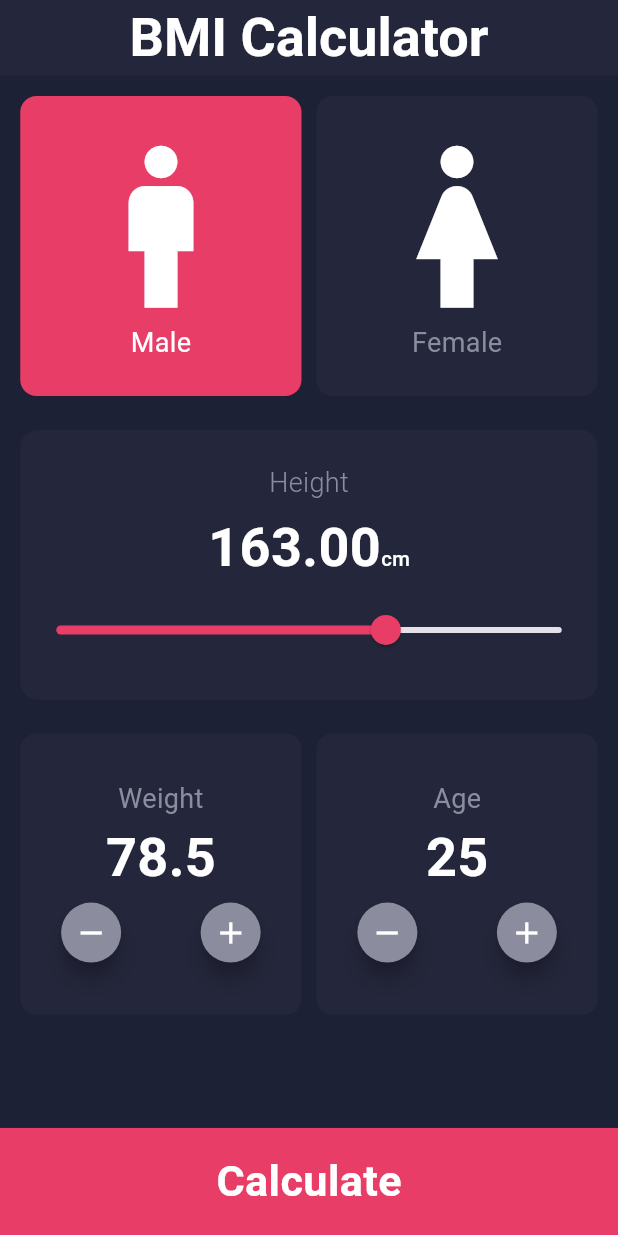
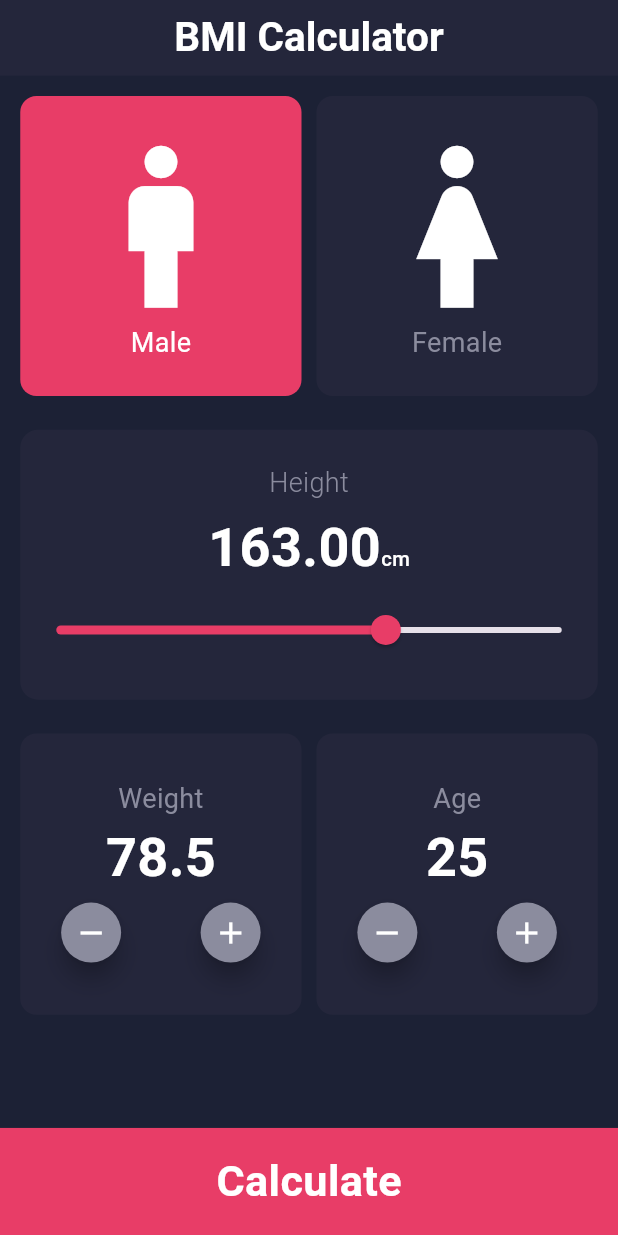
Before and after one commit to Mohammad2305/bmi, a Flutter app: the screen it shows after launch, after a tap on the "remove" icon, after a tap on the "add" icon, on a phone screen of 412 x 824 dp. Run offline on Flutter 3.47's test engine with Material 3 defaults, Android fonts, the phone set to English and light mode, and no system bars; our stand-ins replace bloc, flutter_bloc, flutter_screenutil.

Commit message:
use state management (cubit) and delete setState

```diff
--- a/lib/bmi_app.dart
+++ b/lib/bmi_app.dart
@@ -1,5 +1,7 @@
+import 'package:bmi_app/features/person_info/presentation/cubits/person_info_cubit.dart';
 import 'package:bmi_app/features/person_info/presentation/person_info_screen.dart';
 import 'package:flutter/material.dart';
+import 'package:flutter_bloc/flutter_bloc.dart';
 import 'package:flutter_screenutil/flutter_screenutil.dart';
 
 class BmiApp extends StatelessWidget {
@@ -13,7 +15,10 @@ class BmiApp extends StatelessWidget {
       splitScreenMode: true,
       child: MaterialApp(
         debugShowCheckedModeBanner: false,
-        home: PersonInfoScreen(),
+        home: BlocProvider(
+          create: (context)=>PersonInfoCubit(),
+          child: PersonInfoScreen(),
+        ),
       ),
     );
   }
--- a/lib/cores/shared/themes/text_styles.dart
+++ b/lib/cores/shared/themes/text_styles.dart
@@ -4,7 +4,7 @@ import 'package:flutter_screenutil/flutter_screenutil.dart';
 
 class AppTextStyles{
   static TextStyle? titleAppBar = TextStyle(
-    fontSize: 40.sp,
+    fontSize: 30.sp,
     fontWeight: FontWeight.w600,
     color: Colors.white,
   );
--- /dev/null
+++ b/lib/features/person_info/presentation/cubits/person_info_cubit.dart
@@ -0,0 +1,37 @@
+import 'package:bloc/bloc.dart';
+import 'package:meta/meta.dart';
+part 'person_info_state.dart';
+
+class PersonInfoCubit extends Cubit<PersonInfoState> {
+  PersonInfoCubit() : super(PersonInfoInitial());
+
+  // change gender
+  bool isMale = true;
+  int activeIndex = 0;
+  void changeGender(int index){
+    if(activeIndex!=index){
+      isMale = !isMale;
+    }
+    activeIndex = index ;
+    emit(ChangeGenderState());
+  }
+
+  // change height
+  double height = 163;
+  void changeHeight(double value){
+    height = value;
+    emit(ChangeHeightState());
+  }
+
+  // change weight and age
+  double weight = 78.5;
+  int age = 25;
+  void minusUnit(int index){
+    index==0 ? (weight>0 ? weight-=0.1 : null) : (age>0 ? age-- : null);
+    emit(ChangeUnitsState());
+  }
+  void addUnits(int index){
+    index==0 ? weight+=0.1 : age++;
+    emit(ChangeUnitsState());
+  }
+}
--- /dev/null
+++ b/lib/features/person_info/presentation/cubits/person_info_state.dart
@@ -0,0 +1,12 @@
+part of 'person_info_cubit.dart';
+
+@immutable
+abstract class PersonInfoState {}
+
+class PersonInfoInitial extends PersonInfoState {}
+
+class ChangeGenderState extends PersonInfoState {}
+
+class ChangeHeightState extends PersonInfoState {}
+
+class ChangeUnitsState extends PersonInfoState {}
--- a/lib/features/person_info/presentation/ui/parts/gender_part.dart
+++ b/lib/features/person_info/presentation/ui/parts/gender_part.dart
@@ -1,24 +1,19 @@
+import 'package:bmi_app/features/person_info/presentation/cubits/person_info_cubit.dart';
 import 'package:flutter/material.dart';
+import 'package:flutter_bloc/flutter_bloc.dart';
 import 'package:flutter_screenutil/flutter_screenutil.dart';
 import '../../../data/cores/models/classes/user.dart';
 import '../../../data/cores/models/values/gender_list.dart';
 import '../widgets/gender_button_container.dart';
 
-class GenderPart extends StatefulWidget {
+class GenderPart extends StatelessWidget {
   final User user;
   const GenderPart({super.key, required this.user,});
 
   @override
-  State<GenderPart> createState() => _GenderPartState();
-}
-
-class _GenderPartState extends State<GenderPart> {
-  bool isMale = true;
-  int activeIndex = 0;
-
-  @override
   Widget build(BuildContext context) {
-    widget.user.gender = isMale?"Male":"Female";
+    return BlocBuilder<PersonInfoCubit,PersonInfoState>(
+        builder: (context, state) {
           return GridView.builder(
             shrinkWrap: true,
             physics: NeverScrollableScrollPhysics(),
@@ -30,19 +25,17 @@ class _GenderPartState extends State<GenderPart> {
             ),
             itemCount: genders.length,
             itemBuilder: (context, index) {
+              user.gender = context.read<PersonInfoCubit>().isMale?"Male":"Female";
               return GenderButtonContainer(
-          isMale: index == 0 ? isMale : !isMale,
+                isMale: index == 0 ? context.read<PersonInfoCubit>().isMale : !context.read<PersonInfoCubit>().isMale,
                 index: index,
                 onTap: () {
-            setState(() {
-              if(activeIndex!=index){
-                isMale = !isMale;
-              }
-              activeIndex = index ;
-            });
+                  context.read<PersonInfoCubit>().changeGender(index);
                 },
               );
             },
           );
         }
+    );
   }
+}
--- a/lib/features/person_info/presentation/ui/parts/height_picker_part.dart
+++ b/lib/features/person_info/presentation/ui/parts/height_picker_part.dart
@@ -1,30 +1,24 @@
 import 'package:bmi_app/cores/shared/themes/box_decoration.dart';
+import 'package:bmi_app/features/person_info/presentation/cubits/person_info_cubit.dart';
 import 'package:flutter/material.dart';
+import 'package:flutter_bloc/flutter_bloc.dart';
 import 'package:flutter_screenutil/flutter_screenutil.dart';
 import '../../../../../cores/shared/constants/colors.dart';
 import '../../../../../cores/shared/themes/text_styles.dart';
 import '../../../data/cores/models/classes/user.dart';
 
-class HeightPickerPart extends StatefulWidget {
+class HeightPickerPart extends StatelessWidget {
   final User user;
-
   const HeightPickerPart({super.key, required this.user});
 
   @override
-  State<HeightPickerPart> createState() => _HeightPickerPartState();
-}
-
-class _HeightPickerPartState extends State<HeightPickerPart> {
-  double height = 163;
-
-  @override
   Widget build(BuildContext context) {
-    widget.user.height = height;
-
     return Container(
       padding: EdgeInsets.symmetric(vertical: 25.h),
       decoration: AppBoxDecoration.generalContainer,
-      child: Column(
+      child: BlocBuilder<PersonInfoCubit,PersonInfoState>(
+          builder: (context, state) {
+            return Column(
               spacing: 5.h,
               children: [
                 Text("Height", style: AppTextStyles.heightPickerTitle),
@@ -32,7 +26,7 @@ class _HeightPickerPartState extends State<HeightPickerPart> {
                   TextSpan(
                     children: [
                       TextSpan(
-                  text: height.toStringAsFixed(2),
+                        text: context.read<PersonInfoCubit>().height.toStringAsFixed(2),
                         style: AppTextStyles.heightInfo,
                       ),
                       TextSpan(text: "cm", style: AppTextStyles.heightUnit),
@@ -42,15 +36,16 @@ class _HeightPickerPartState extends State<HeightPickerPart> {
                 Slider(
                   min: 0,
                   max: 250,
-            value: height,
+                  value: context.read<PersonInfoCubit>().height,
                   onChanged: (value) {
-              setState(() {
-                height = value;
-              });
+                    user.height = context.read<PersonInfoCubit>().height;
+                    context.read<PersonInfoCubit>().changeHeight(value);
                   },
                   activeColor: AppColors.buttonNavColor,
                 ),
               ],
+            );
+          }
       ),
     );
   }
--- a/lib/features/person_info/presentation/ui/parts/unit_info_part.dart
+++ b/lib/features/person_info/presentation/ui/parts/unit_info_part.dart
@@ -1,27 +1,18 @@
+import 'package:bmi_app/features/person_info/presentation/cubits/person_info_cubit.dart';
 import 'package:flutter/material.dart';
+import 'package:flutter_bloc/flutter_bloc.dart';
 import 'package:flutter_screenutil/flutter_screenutil.dart';
 import '../../../data/cores/models/classes/user.dart';
 import '../../../data/cores/models/values/gender_list.dart';
 import '../../../data/cores/models/values/unit_info_title_list.dart';
 import '../widgets/unit_info.dart';
 
-class UnitInfoPart extends StatefulWidget {
+class UnitInfoPart extends StatelessWidget {
   final User user;
   const UnitInfoPart({super.key, required this.user});
 
   @override
-  State<UnitInfoPart> createState() => _UnitInfoPartState();
-}
-
-class _UnitInfoPartState extends State<UnitInfoPart> {
-  double weight = 78.5;
-  int age = 25;
-
-  @override
   Widget build(BuildContext context) {
-    widget.user.weight = weight;
-    widget.user.age = age;
-
     return GridView.builder(
       shrinkWrap: true,
       physics: NeverScrollableScrollPhysics(),
@@ -32,19 +23,23 @@ class _UnitInfoPartState extends State<UnitInfoPart> {
       ),
       itemCount: genders.length,
       itemBuilder: (context, index) {
+        user.weight = context.read<PersonInfoCubit>().weight;
+        user.age = context.read<PersonInfoCubit>().age;
+        return BlocBuilder<PersonInfoCubit,PersonInfoState>(
+          builder: (context, state) {
             return UnitInfo(
               title: unitTitleList[index],
-          info: index==0 ? weight.toStringAsFixed(1): age.toString(),
+              info: index==0
+                  ? context.read<PersonInfoCubit>().weight.toStringAsFixed(1)
+                  : context.read<PersonInfoCubit>().age.toString(),
               minusOnTap: () {
-            setState(() {
-              index==0 ? (weight>0 ? weight-=0.1 : null) : (age>0 ? age-- : null);
-            });
+                context.read<PersonInfoCubit>().minusUnit(index);
               },
               addOnTap: () {
-            setState(() {
-              index==0 ? weight+=0.1 : age++;
-            });
+                context.read<PersonInfoCubit>().addUnits(index);
               },
+            );
+          }
         );
       },
     );
--- a/lib/features/person_result/presentation/ui/sections/person_result_body.dart
+++ b/lib/features/person_result/presentation/ui/sections/person_result_body.dart
@@ -33,7 +33,7 @@ class PersonResultBody extends StatelessWidget {
                 ],
               ),
             ),
-          )
+          ),
         ],
       ),
     );
--- a/lib/main.dart
+++ b/lib/main.dart
@@ -1,8 +1,8 @@
 import 'package:bmi_app/bmi_app.dart';
 import 'package:flutter/material.dart';
+import 'package:flutter_screenutil/flutter_screenutil.dart';
 
-void main() {
-  runApp(
-    const BmiApp()
-  );
+void main() async{
+  await ScreenUtil.ensureScreenSize();
+  runApp(const BmiApp());
 }
--- a/pubspec.yaml
+++ b/pubspec.yaml
@@ -36,6 +36,7 @@ dependencies:
   cupertino_icons: ^1.0.8
   flutter_screenutil: ^5.9.3
   device_preview: ^1.3.1
+  flutter_bloc: ^9.1.1
 
 dev_dependencies:
   flutter_test:
```
Also changed, not shown: pubspec.lock. Lines whose indentation alone changed are shown as unchanged.
